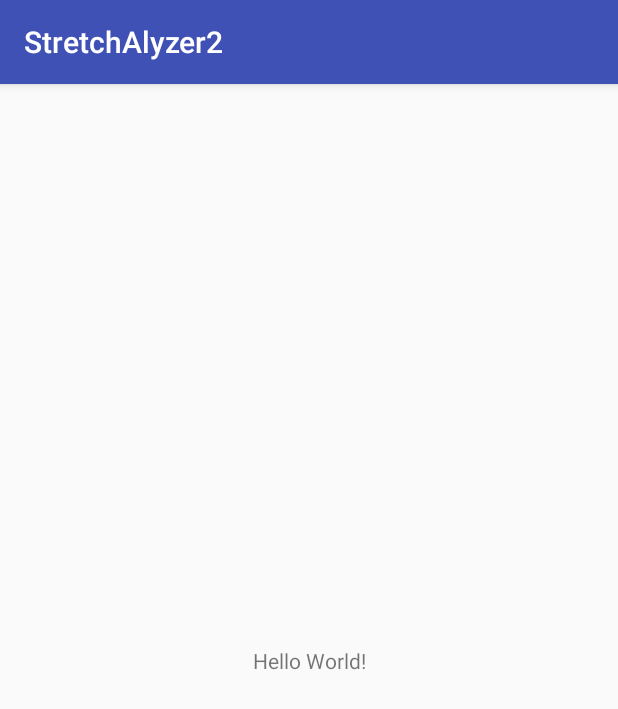
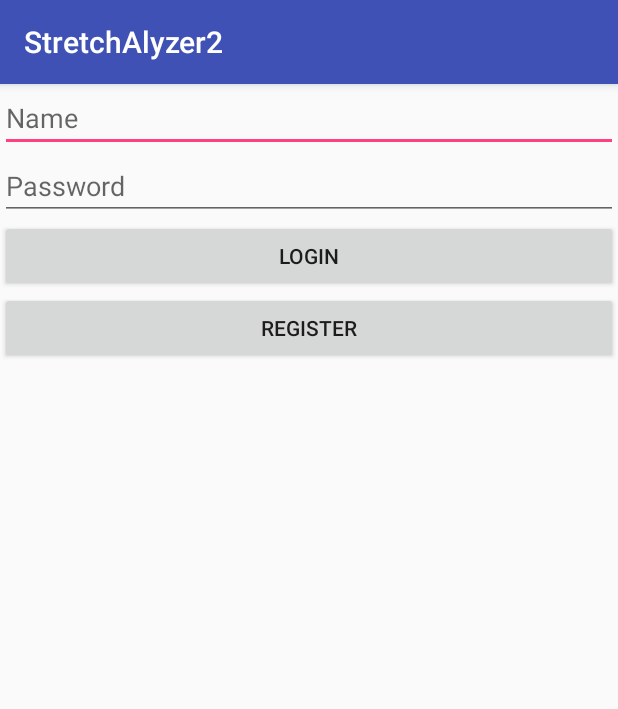
Before and after one commit to AP-Elektronica-ICT/IP18-StretchAnalyzer02, an Android app: the screen it shows after launch (MainActivity), on a phone screen of 412 x 824 dp. Shown: the top 709 px of the screen. Run offline under Robolectric (Android 15) with nearby library versions, the phone set to English and light mode, and no system bars.

Commit message:
basic login screen added

```diff
--- a/app/src/main/AndroidManifest.xml
+++ b/app/src/main/AndroidManifest.xml
@@ -16,6 +16,7 @@
                 <category android:name="android.intent.category.LAUNCHER" />
             </intent-filter>
         </activity>
+        <activity android:name=".HomeActivity"></activity>
     </application>
 
 </manifest>
--- /dev/null
+++ b/app/src/main/java/be/eaict/stretchalyzer2/HomeActivity.java
@@ -0,0 +1,13 @@
+package be.eaict.stretchalyzer2;
+
+import android.support.v7.app.AppCompatActivity;
+import android.os.Bundle;
+
+public class HomeActivity extends AppCompatActivity {
+
+    @Override
+    protected void onCreate(Bundle savedInstanceState) {
+        super.onCreate(savedInstanceState);
+        setContentView(R.layout.activity_home);
+    }
+}
--- a/app/src/main/java/be/eaict/stretchalyzer2/MainActivity.java
+++ b/app/src/main/java/be/eaict/stretchalyzer2/MainActivity.java
@@ -1,7 +1,9 @@
 package be.eaict.stretchalyzer2;
 
+import android.content.Intent;
 import android.support.v7.app.AppCompatActivity;
 import android.os.Bundle;
+import android.view.View;
 
 public class MainActivity extends AppCompatActivity {
 
@@ -10,4 +12,14 @@ public class MainActivity extends AppCompatActivity {
         super.onCreate(savedInstanceState);
         setContentView(R.layout.activity_main);
     }
+
+
+    public void onClickLogin(View view){
+        openHomeActivity();
+    }
+
+    private void openHomeActivity() {
+        Intent intent = new Intent(MainActivity.this, HomeActivity.class);
+        startActivity(intent);
+    }
 }
--- /dev/null
+++ b/app/src/main/res/layout/activity_home.xml
@@ -0,0 +1,9 @@
+<?xml version="1.0" encoding="utf-8"?>
+<android.support.constraint.ConstraintLayout xmlns:android="http://schemas.android.com/apk/res/android"
+    xmlns:app="http://schemas.android.com/apk/res-auto"
+    xmlns:tools="http://schemas.android.com/tools"
+    android:layout_width="match_parent"
+    android:layout_height="match_parent"
+    tools:context="be.eaict.stretchalyzer2.HomeActivity">
+
+</android.support.constraint.ConstraintLayout>
--- a/app/src/main/res/layout/activity_main.xml
+++ b/app/src/main/res/layout/activity_main.xml
@@ -6,13 +6,49 @@
     android:layout_height="match_parent"
     tools:context="be.eaict.stretchalyzer2.MainActivity">
 
-    <TextView
-        android:layout_width="wrap_content"
-        android:layout_height="wrap_content"
-        android:text="Hello World!"
-        app:layout_constraintBottom_toBottomOf="parent"
-        app:layout_constraintLeft_toLeftOf="parent"
-        app:layout_constraintRight_toRightOf="parent"
-        app:layout_constraintTop_toTopOf="parent" />
+    <LinearLayout
+        android:layout_width="match_parent"
+        android:layout_height="match_parent"
+        android:layout_weight="8"
+        android:orientation="vertical">
+
+        <EditText
+            android:id="@+id/txtName"
+            android:layout_width="match_parent"
+            android:layout_height="wrap_content"
+            android:ems="10"
+            android:hint="Name"
+            android:inputType="textPersonName"
+            tools:layout_editor_absoluteX="43dp"
+            tools:layout_editor_absoluteY="96dp" />
+
+        <EditText
+            android:id="@+id/txtPassword"
+            android:layout_width="match_parent"
+            android:layout_height="wrap_content"
+            android:ems="10"
+            android:hint="Password"
+            android:inputType="textAutoCorrect|textPassword"
+            tools:layout_editor_absoluteX="43dp"
+            tools:layout_editor_absoluteY="165dp" />
+
+        <Button
+            android:id="@+id/btnLogin"
+            android:layout_width="match_parent"
+            android:layout_height="wrap_content"
+            android:onClick="onClickLogin"
+            android:text="Login"
+            tools:layout_editor_absoluteX="43dp"
+            tools:layout_editor_absoluteY="240dp" />
+
+        <Button
+            android:id="@+id/btnRegister"
+            android:layout_width="match_parent"
+            android:layout_height="wrap_content"
+            android:text="Register"
+            tools:layout_editor_absoluteX="43dp"
+            tools:layout_editor_absoluteY="311dp" />
+
+    </LinearLayout>
 
 </android.support.constraint.ConstraintLayout>
```
